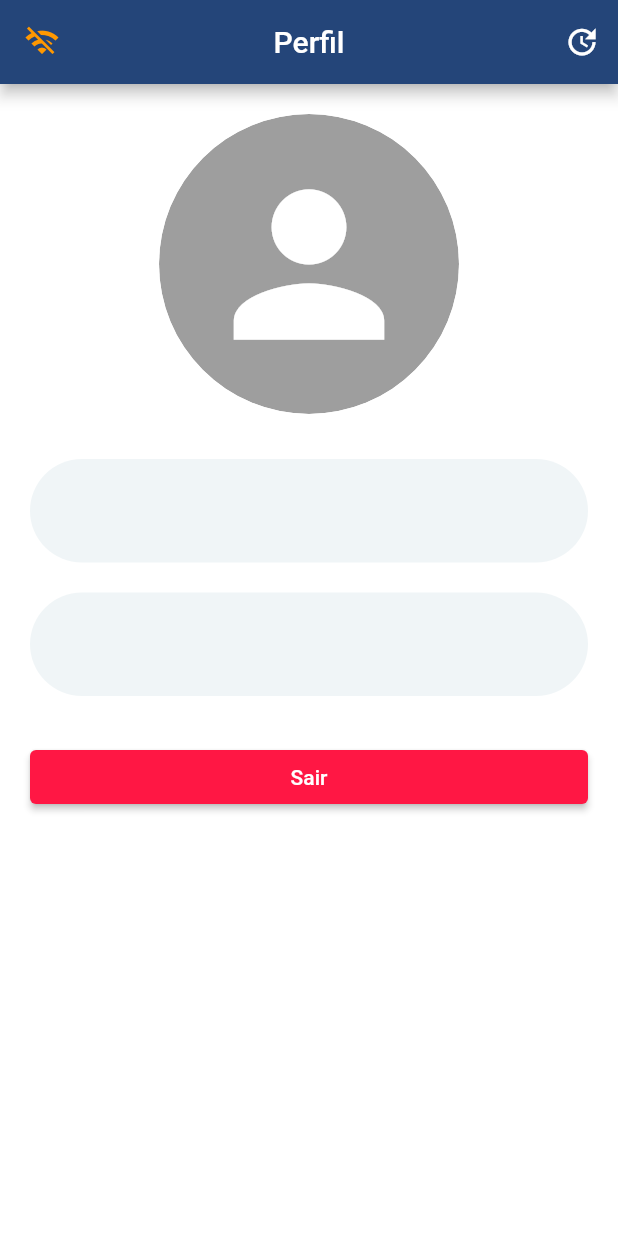
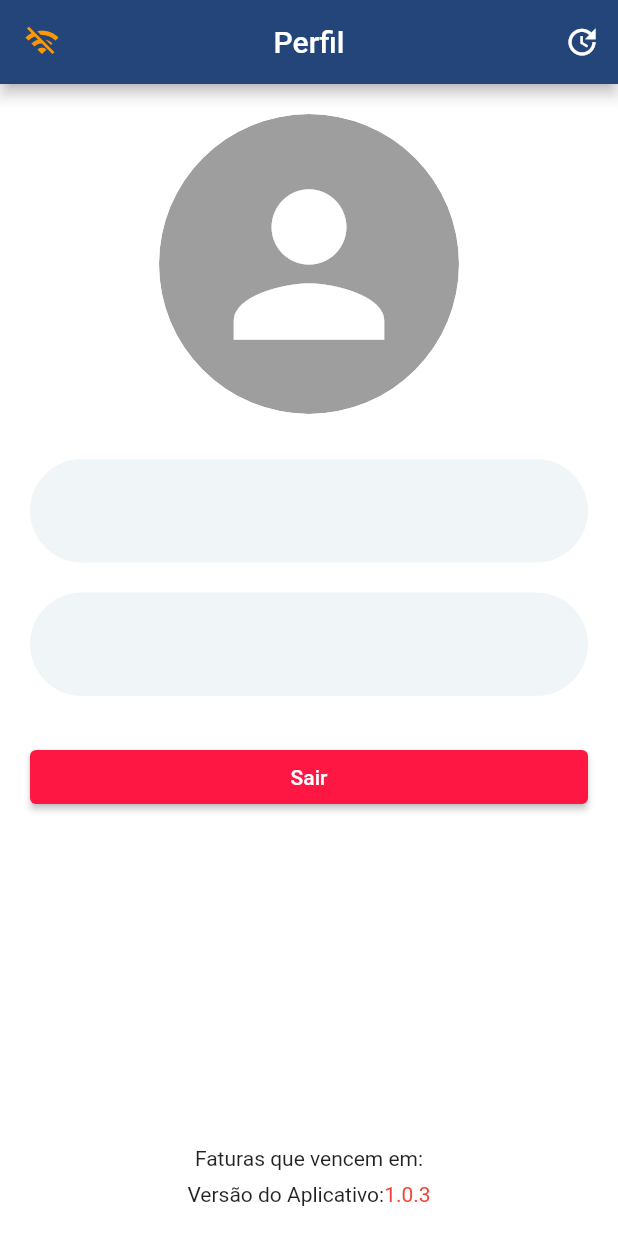
Before and after one commit to popsolutions/water-meassurement, a Flutter app: the HomePage screen opened by its route, swiped to page 2, on a phone screen of 412 x 824 dp. Run offline on Flutter 3.47's test engine with Material 2 defaults, Android fonts, the phone set to English and light mode, and no system bars; our stand-ins replace get, image_picker, package_info_plus, searchfield, shared_preferences, sqflite; accounts and stored records are empty; statements that could not run were skipped.

Commit message:
task:142 - 1. Exibir na tela informação da versão e período de processamento
2. Alterar carga do coletor para que ela traga os dados do período e não os dados de quem está no status draft

3. Colocar senha para atualizar dados do banco (Carga no coletor)

```diff
--- a/lib/app/config/app_constants.dart
+++ b/lib/app/config/app_constants.dart
@@ -1,5 +1,6 @@
 class AppConstants {
   static final waterConsumptionModel = 'property.water.consumption';
+  static final propertyWaterCatchmentMonthlyRate = 'property.water.catchment.monthly.rate';
   static final land = 'property.land';
   static const DB_NAME = 'water.db';
   static const CURRENT_USER_SHARED_PREFS = 'currentUser';
--- a/lib/app/modules/home/home_controller.dart
+++ b/lib/app/modules/home/home_controller.dart
@@ -10,6 +10,7 @@ import 'package:water_meassurement/app/shared/data/dao/water_consumption_dao.dar
 import 'package:water_meassurement/app/shared/enums/enums.dart';
 import 'package:water_meassurement/app/shared/models/land_model.dart';
 import 'package:water_meassurement/app/shared/models/water_consumption_model.dart';
+import 'package:package_info_plus/package_info_plus.dart';
 
 class HomeController extends GetxController {
   final HomeService _service;
@@ -26,6 +27,10 @@ class HomeController extends GetxController {
   final lastReadEC = TextEditingController();
   var titleAppBar = ['Nova Leitura', 'Perfil'];
   var index = 0.obs;
+  String currentYear_month = '';
+  var currentYear_monthText = ''.obs;
+  String appVersion = '';
+  List<String> monthsName = ['', 'Jan', 'Fev', 'Mar', 'Abr', 'Mai', 'Jun', 'Jul', 'Ago', 'Set', 'Out', 'Nov', 'Dez'];
 
   var amountToRead = 0.obs;
   var amountToSend = 0.obs;
@@ -36,6 +41,10 @@ class HomeController extends GetxController {
   @override
   onInit() async {
     super.onInit();
+
+    PackageInfo packageInfo = await PackageInfo.fromPlatform();
+    appVersion = packageInfo.version;
+
     await getWaterConsumptionsDB();
   }
 
@@ -52,6 +61,13 @@ class HomeController extends GetxController {
     if (waterConsumptionsDao.isNotEmpty) {
       waterConsumptions.value = waterConsumptionsDao;
     }
+
+    DateTime currentYearMonth_Date = DateTime.parse(waterConsumptionsDao[0].date!);
+    currentYearMonth_Date = DateTime(currentYearMonth_Date.year, currentYearMonth_Date.month + 1, currentYearMonth_Date.day); // Vou adcionar 1 dia pois a data da água é o mês de referência e não o mês de venvimento. (Equivalente a vw_property_settings_monthly_last.year_month_property_water_consumption)
+
+    currentYear_month = currentYearMonth_Date.year.toString() + currentYearMonth_Date.month.toString().padLeft(2, '0');
+    currentYear_monthText.value = monthsName[currentYearMonth_Date.month] + '/' + currentYearMonth_Date.year.toString();
+
     setAmount();
   }
 
--- a/lib/app/modules/profile/profile_page.dart
+++ b/lib/app/modules/profile/profile_page.dart
@@ -3,6 +3,7 @@ import 'dart:io';
 import 'dart:typed_data';
 
 import 'package:flutter/material.dart';
+import 'package:flutter/painting.dart';
 import 'package:get/get.dart';
 import 'package:image_picker/image_picker.dart';
 import 'package:provider/provider.dart';
@@ -143,6 +144,32 @@ class _ProfilePageState extends State<ProfilePage>
                 },
               ),
             ),
+            Expanded(child: Text('')),
+            Obx(() {
+              return Column(children: [
+                Row(
+                  mainAxisAlignment: MainAxisAlignment.center,
+                  children: [
+                    Text('Faturas que vencem em:'),
+                    Text(
+                      _controller.currentYear_monthText.value,
+                      style: TextStyle(color: Colors.red),
+                    ),
+                  ],
+                ),
+                SizedBox(height: 8),
+                Row(
+                  mainAxisAlignment: MainAxisAlignment.center,
+                  children: [
+                    Text('Versão do Aplicativo:'),
+                    Text(
+                      _controller.appVersion,
+                      style: TextStyle(color: Colors.red),
+                    ),
+                  ],
+                )
+              ]);
+            }),
           ],
         ),
       ),
--- a/lib/app/shared/models/water_consumption_model.dart
+++ b/lib/app/shared/models/water_consumption_model.dart
@@ -73,6 +73,7 @@ class WaterConsumptionModel {
       currentRead: double.parse(map['current_read'].toString()),
       readerId: (map['reader_id'] is bool ? 0 : map['reader_id'][0]),
       state: map['state'],
+      statesendserver: double.parse(map['current_read'].toString()) == 0 ? StateSendServerEnum.unread_1 : StateSendServerEnum.send_5
     );
   }
 
--- a/pubspec.yaml
+++ b/pubspec.yaml
@@ -3,7 +3,7 @@ description: A new Flutter project.
 
 publish_to: 'none'
 
-version: 1.0.2+1
+version: 1.0.3+1
 
 environment:
   sdk: '>=2.12.0 <3.0.0'
@@ -21,6 +21,7 @@ dependencies:
   provider: ^6.0.0
   image_picker: ^0.8.4
   shared_preferences: ^2.0.13
+  package_info_plus:
 
 dev_dependencies:
   flutter_test:
```
Also changed, not shown: lib/app/modules/home/home_page.dart (+55 -0 lines), lib/app/modules/home/home_service.dart (+21 -1 lines), pubspec.lock, 1 other file.
